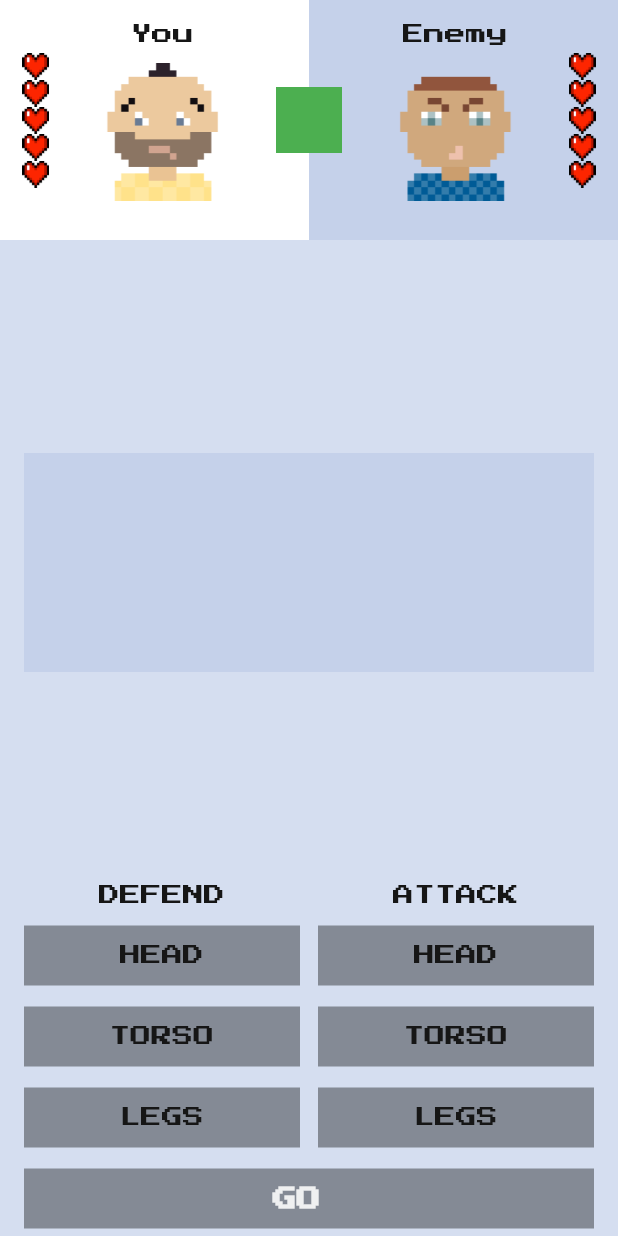
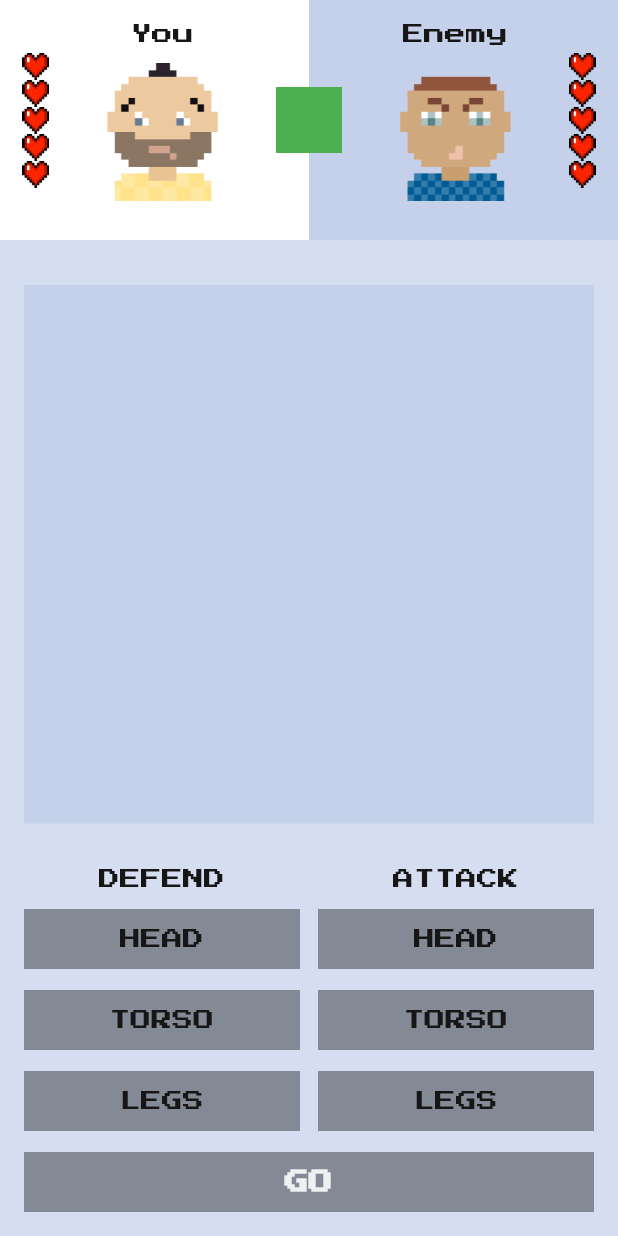
Before and after one commit to MVoldemar/flutter_course2, a Flutter app: the screen it shows after launch, on a phone screen of 412 x 824 dp. Run offline on Flutter 3.47's test engine with Material 2 defaults, Android fonts, the phone set to English and light mode, and no system bars; our stand-ins replace google_fonts.

Commit message:
5_generation

```diff
--- a/lib/main.dart
+++ b/lib/main.dart
@@ -43,7 +43,7 @@ class MyHomePageState extends State<MyHomePage> {
   static const maxLives = 5;
 
   int yourLives = maxLives;
-  int enemyLives = maxLives;
+  int enemysLives = maxLives;
 
 
   @override
@@ -55,33 +55,33 @@ class MyHomePageState extends State<MyHomePage> {
             children: [
               FightersInfo(maxLivesCount: maxLives,
                   yourLivesCount: yourLives,
-                  enemyLivesCount: enemyLives,
+                  enemyLivesCount: enemysLives,
                 ),
-              Expanded(child: SizedBox()),
+              SizedBox(height: 30,),
+              Expanded(child: Padding(padding: EdgeInsets.only(left: 16, right: 16),
+                child: SizedBox(height: double.infinity, width: double.infinity,
+                child: ColoredBox(color: Color(0xFFC5D1EA)),),)),
 
-              Padding(padding: EdgeInsets.only(left: 16, right: 16, top:30, bottom: 30 ),
-              child: Expanded(child: SizedBox(height: 146, width: double.infinity,
-                child: ColoredBox(color: FightClubColors.darkPurpleBackground,),)), ),
-              Expanded(child: SizedBox()),
+              SizedBox(height: 30,),
               ControlsWidget(
                   defendingBodyPart: defendingBodyPart,
                   selectDefendingBodyPart: _selectDefendingBodyPart,
                   attackingBodyPart: attackingBodyPart,
                   selectAttackingBodyPart: _selectAttackingBodyPart),
               SizedBox(height: 14,),
-              GoButton(text: yourLives == 0 || enemyLives == 0 ? "Start new game": "Go ",
+              GoButton(text: yourLives == 0 || enemysLives == 0 ? "Start new game": "Go",
                 onTap: _onGoButtonClicked,
                 color: getGoButtonColor(),
                  ),
 
-              SizedBox(height: 5,),
+              SizedBox(height: 16 ,),
             ],
           ),
         ));
   }
 
   Color getGoButtonColor() {
-    if (yourLives == 0 || enemyLives == 0) {
+    if (yourLives == 0 || enemysLives == 0) {
       return FightClubColors.blackButton;
     }
     else if (attackingBodyPart == null || defendingBodyPart == null) {
@@ -94,17 +94,17 @@ class MyHomePageState extends State<MyHomePage> {
 
   void _onGoButtonClicked()
   {
-    if(enemyLives == 0 || yourLives == 0){
+    if(enemysLives == 0 || yourLives == 0){
       setState((){
         yourLives = maxLives;
-        enemyLives = maxLives;
+        enemysLives = maxLives;
       });
     } else if(attackingBodyPart != null && defendingBodyPart != null) {
       setState(() {
         final bool enemyLoseLife = (attackingBodyPart != whatEnemyDefends);
         final bool youLoseLife = (defendingBodyPart != whatEnemyAttacks);
         if(enemyLoseLife) {
-          enemyLives = enemyLives - 1;
+          enemysLives = enemysLives - 1;
         }
         if(youLoseLife){
           yourLives = yourLives - 1;
@@ -122,7 +122,7 @@ class MyHomePageState extends State<MyHomePage> {
   }
 
   void _selectDefendingBodyPart(final BodyPart value) {
-    if(yourLives == 0 || enemyLives == 0  ){
+    if(yourLives == 0 || enemysLives == 0  ){
       return;
     }
     setState(() {
@@ -133,7 +133,7 @@ class MyHomePageState extends State<MyHomePage> {
 
 
   void _selectAttackingBodyPart(final BodyPart value) {
-    if(yourLives == 0 || enemyLives == 0){
+    if(yourLives == 0 || enemysLives == 0){
       return;
     }
     setState(() {
```
